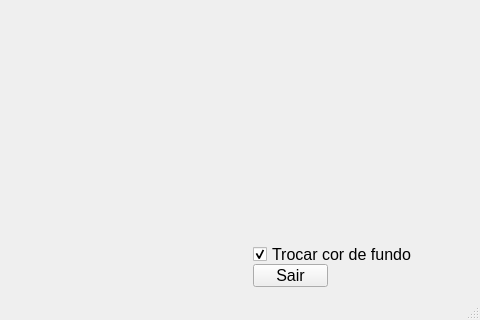
Above: Visualizador3D/mainwindow.ui from Flip-Flop-Team/3D_Viewer before the change; both pictures show x 617 to 1097 and y 370 to 690 of the 1097 by 690 pixel window. Below: the same form after it.
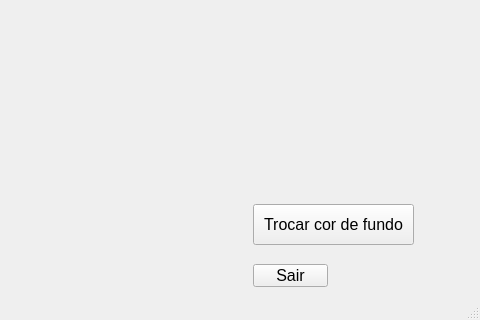
That is the form after the change. Custom widgets are drawn as their Qt base class.

Diff of the .ui file:
```diff
--- a/Visualizador3D/mainwindow.ui
+++ b/Visualizador3D/mainwindow.ui
@@ -32,27 +32,6 @@
      <string>Sair</string>
     </property>
    </widget>
-   <widget class="QCheckBox" name="ckbCorFundo">
-    <property name="geometry">
-     <rect>
-      <x>870</x>
-      <y>590</y>
-      <width>161</width>
-      <height>21</height>
-     </rect>
-    </property>
-    <property name="font">
-     <font>
-      <pointsize>12</pointsize>
-     </font>
-    </property>
-    <property name="text">
-     <string>Trocar cor de fundo</string>
-    </property>
-    <property name="checked">
-     <bool>true</bool>
-    </property>
-   </widget>
    <widget class="GLWidget" name="widget" native="true">
     <property name="geometry">
      <rect>
@@ -66,6 +45,44 @@
      <enum>Qt::StrongFocus</enum>
     </property>
    </widget>
+   <widget class="QPushButton" name="btnTrocarCorFundo">
+    <property name="geometry">
+     <rect>
+      <x>870</x>
+      <y>550</y>
+      <width>161</width>
+      <height>41</height>
+     </rect>
+    </property>
+    <property name="font">
+     <font>
+      <family>MS Shell Dlg 2</family>
+      <pointsize>12</pointsize>
+     </font>
+    </property>
+    <property name="text">
+     <string>Trocar cor de fundo</string>
+    </property>
+   </widget>
+   <widget class="QLabel" name="Lbl_FPSCounter">
+    <property name="geometry">
+     <rect>
+      <x>860</x>
+      <y>30</y>
+      <width>91</width>
+      <height>31</height>
+     </rect>
+    </property>
+    <property name="font">
+     <font>
+      <family>Arial</family>
+      <pointsize>12</pointsize>
+     </font>
+    </property>
+    <property name="text">
+     <string/>
+    </property>
+   </widget>
   </widget>
   <widget class="QMenuBar" name="menubar">
    <property name="geometry">
```
Left out of the diff: 35 changed lines with no effect on the pictures.
